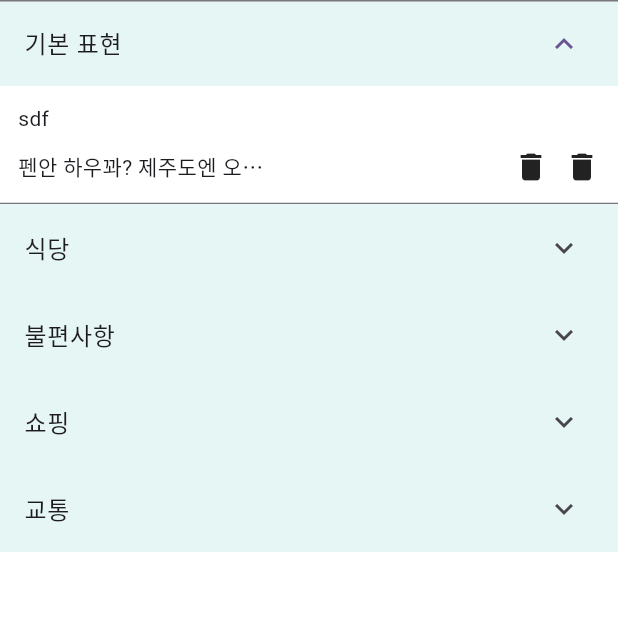
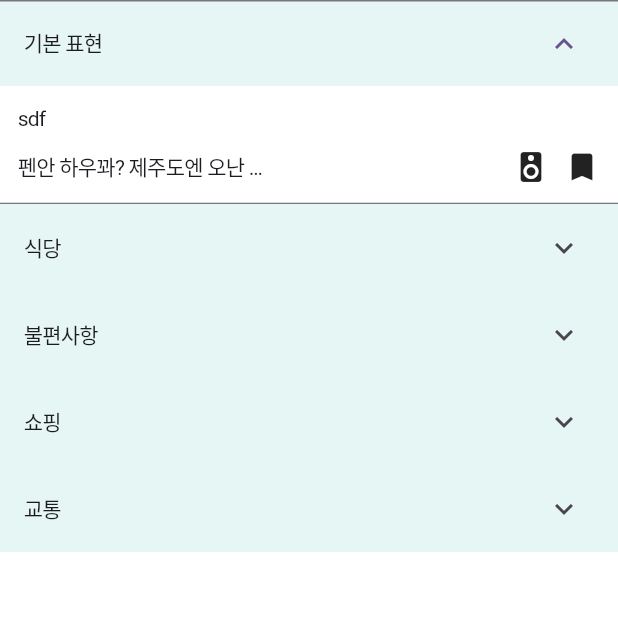
Before and after one commit to translation-jeju/translation-jeju-client, a Flutter app: the ListPage screen opened directly, after a tap on "기본 표현", on a phone screen of 412 x 824 dp, the top half of it. Run offline on Flutter 3.47's test engine with Material 3 defaults, Android fonts, the phone set to English and light mode, and no system bars; our stand-ins replace flip_card, flutter_riverpod, fluttertoast, speech_to_text; generated files the repository leaves out were written again; Roboto replaces fonts that are missing (PretendardMedium).

Commit message:
design: list component

```diff
--- a/lib/designsystem/component/CustomListTile.dart
+++ b/lib/designsystem/component/CustomListTile.dart
@@ -1,4 +1,5 @@
 import 'package:flutter/material.dart';
+import 'package:translation/designsystem/style/FontStyles.dart';
 
 class CustomListTile extends StatelessWidget {
   final String appWord;
@@ -31,6 +32,7 @@ class CustomListTile extends StatelessWidget {
                 overflow: TextOverflow.ellipsis,
                 maxLines: 1,
                 softWrap: false,
+                style: FontStyles.smallBody,
               ),
             ),
             Row(
@@ -41,15 +43,16 @@ class CustomListTile extends StatelessWidget {
                     overflow: TextOverflow.ellipsis,
                     maxLines: 1,
                     softWrap: false,
+                    style: FontStyles.smallBody,
                   ),
                 ),
                 const Spacer(),
                 GestureDetector(
-                    onTap: bookmark, child: Icon(Icons.delete)),
+                    onTap: bookmark, child: Icon(Icons.speaker)),
                 Padding(
                   padding: const EdgeInsets.only(left: 10.0),
                   child: GestureDetector(
-                      onTap: sound, child: Icon(Icons.delete)),
+                      onTap: sound, child: Icon(Icons.bookmark)),
                 ),
               ],
             ),
--- a/lib/presentation/ListPage.dart
+++ b/lib/presentation/ListPage.dart
@@ -1,9 +1,10 @@
 import 'package:flutter/material.dart';
+import 'package:flutter_gen/gen_l10n/app_localizations.dart';
 import 'package:flutter_riverpod/flutter_riverpod.dart';
-import 'package:flutter_gen/gen_l10n/app_localizations.dart';
 import 'package:translation/designsystem/component/CustomListTile.dart';
 import 'package:translation/designsystem/style/ColorStyles.dart';
-import 'SettingPage.dart';
+
+import '../designsystem/style/FontStyles.dart';
 
 class ListPage extends ConsumerWidget {
   @override
@@ -17,10 +18,16 @@ class ListPage extends ConsumerWidget {
               ExpansionTile(
                 backgroundColor: AppColors.subColor,
                 collapsedBackgroundColor: AppColors.subColor,
-                title: const Text('기본 표현'),
+                title: const Text(
+                  '기본 표현',
+                  style: FontStyles.smallBody,
+                ),
                 children: [
-                  CustomListTile(appWord: 'sdf', jejuWord: '펜안 하우꽈? 제주도엔 오난 어떵 하우꽈?', bookmark: () {}, sound: () {}),
-
+                  CustomListTile(
+                      appWord: 'sdf',
+                      jejuWord: '펜안 하우꽈? 제주도엔 오난 어떵 하우꽈?',
+                      bookmark: () {},
+                      sound: () {}),
                 ],
               ),
               ExpansionTile(
@@ -28,33 +35,36 @@ class ListPage extends ConsumerWidget {
                 collapsedBackgroundColor: AppColors.subColor,
                 title: Text(
                   AppLocalizations.of(context)?.restaurant ?? 'Restaurant',
+                  style: FontStyles.smallBody,
                 ),
-                children: [
-                ],
+                children: [],
               ),
               ExpansionTile(
                 backgroundColor: AppColors.subColor,
                 collapsedBackgroundColor: AppColors.subColor,
-                title: const Text('불편사항'),
-                children: [
-
-                ],
+                title: Text(
+                  '불편사항',
+                  style: FontStyles.smallBody,
+                ),
+                children: [],
               ),
               ExpansionTile(
                 backgroundColor: AppColors.subColor,
                 collapsedBackgroundColor: AppColors.subColor,
-                title: const Text('쇼핑'),
-                children: [
-
-                ],
+                title: const Text(
+                  '쇼핑',
+                  style: FontStyles.smallBody,
+                ),
+                children: [],
               ),
               ExpansionTile(
                 backgroundColor: AppColors.subColor,
                 collapsedBackgroundColor: AppColors.subColor,
-                title: const Text('교통'),
-                children: [
-
-                ],
+                title: const Text(
+                  '교통',
+                  style: FontStyles.smallBody,
+                ),
+                children: [],
               ),
             ],
           ),
```
